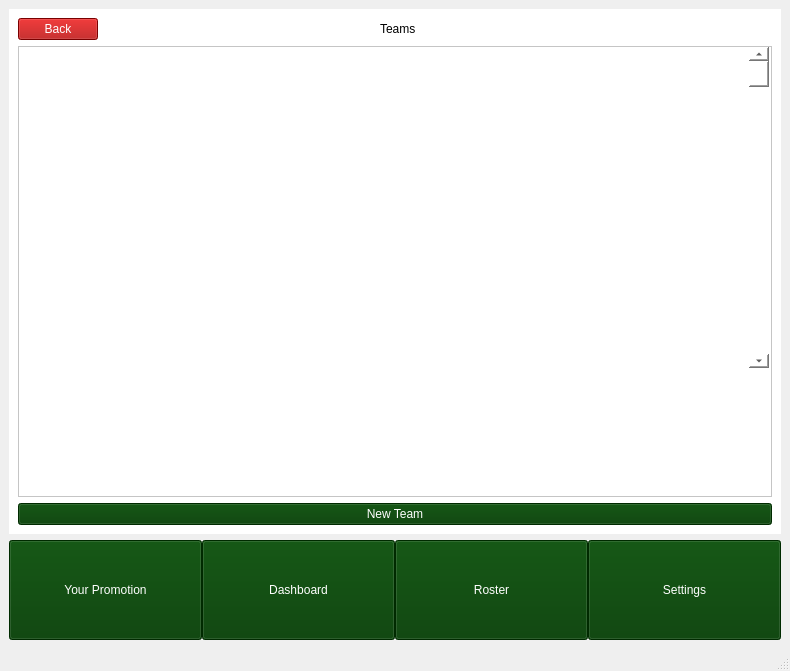
Old version of the form mainwindow.ui in the repository paultrent714/wrestling-booking-sim.
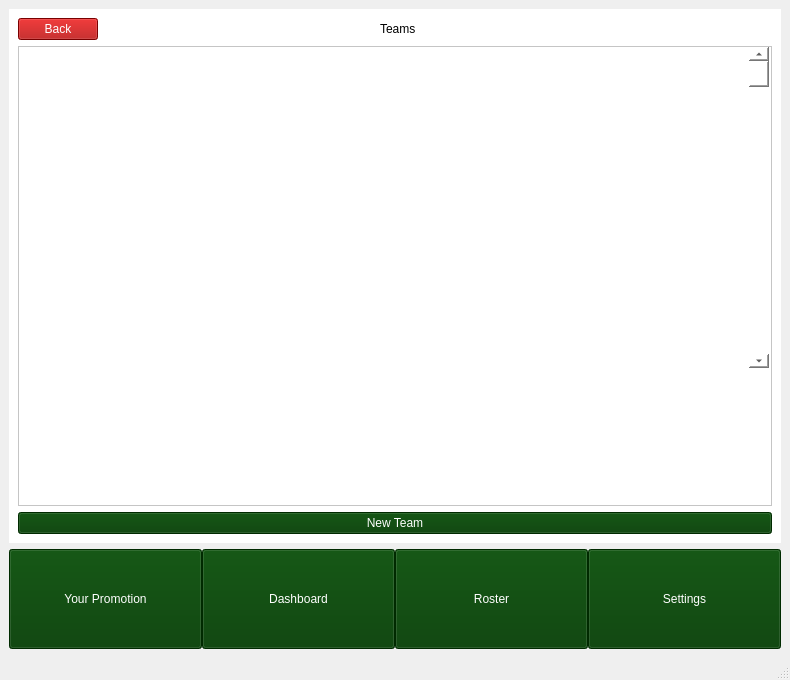
New version of the form. The open tabs and pages were chosen to show the change. Icons and pictures are not drawn.

```diff
--- a/mainwindow.ui
+++ b/mainwindow.ui
@@ -7,7 +7,7 @@
     <x>0</x>
     <y>0</y>
     <width>790</width>
-    <height>671</height>
+    <height>680</height>
    </rect>
   </property>
   <property name="sizePolicy">
@@ -743,8 +743,8 @@
             <rect>
              <x>0</x>
              <y>0</y>
-             <width>752</width>
-             <height>434</height>
+             <width>66</width>
+             <height>16</height>
             </rect>
            </property>
            <widget class="QScrollBar" name="verticalScrollBar_3">
```
Left out of the diff: 20 changed lines with no effect on the pictures.
